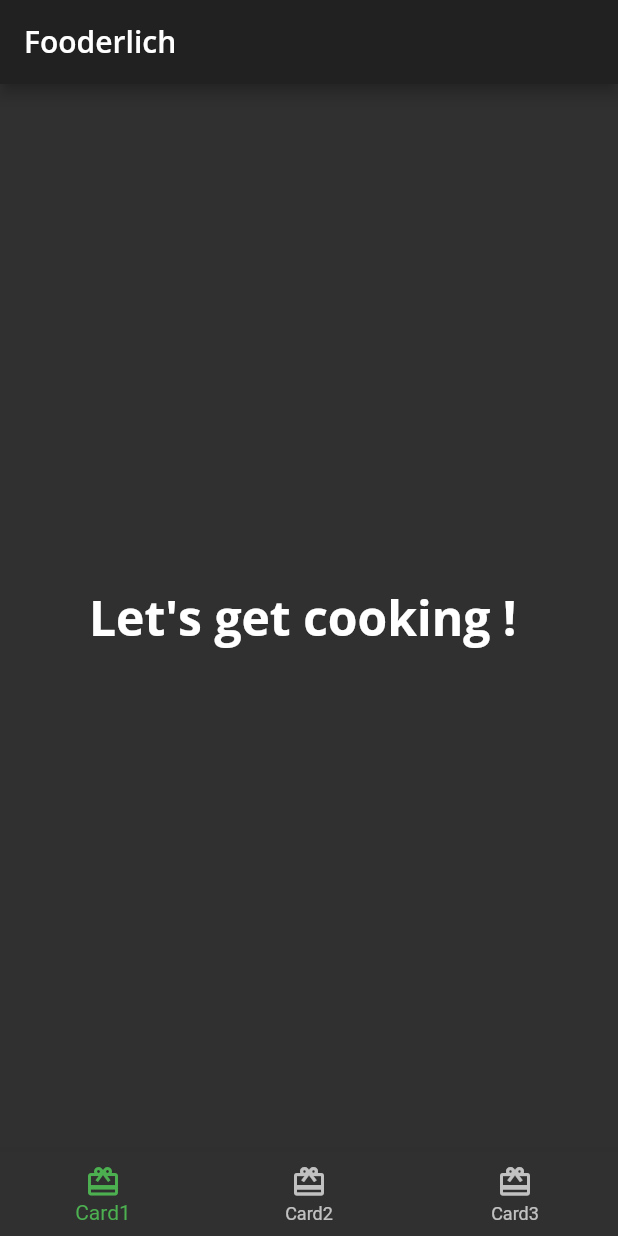
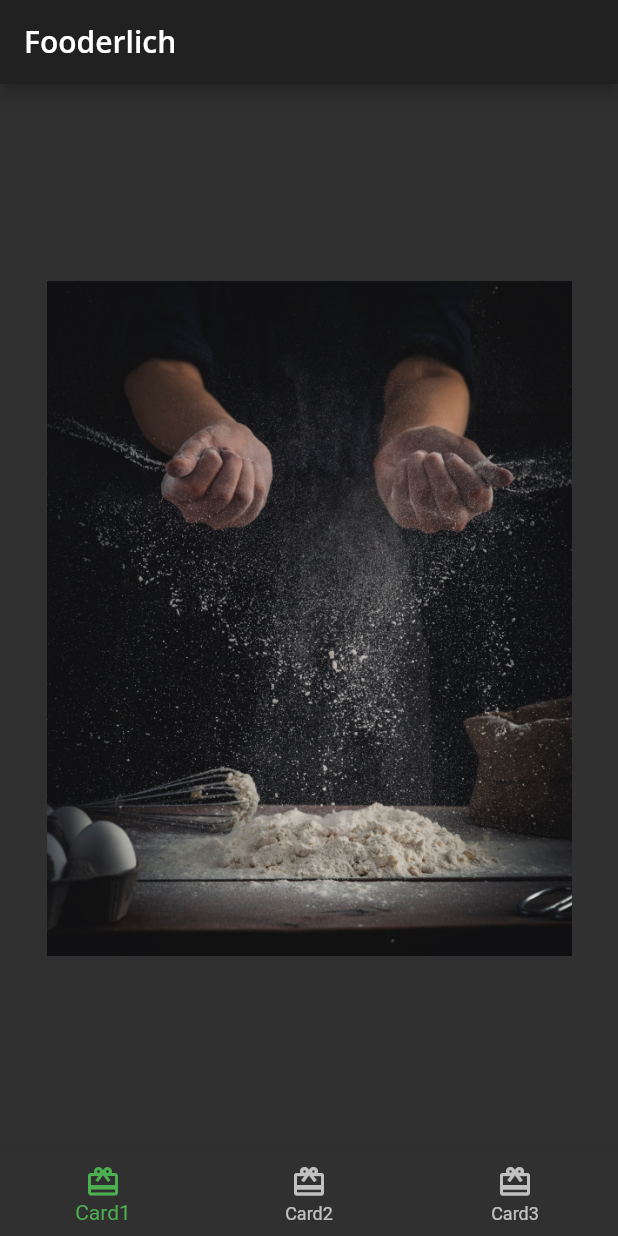
Before and after one commit to szy0syz/flutter-demos, a Flutter app: the screen it shows after launch, on a phone screen of 412 x 824 dp. Run offline on Flutter 3.47's test engine with Material 2 defaults, Android fonts, the light colour scheme and no system bars; our stand-ins replace flutter_icons, flutter_spinkit, flutter_svg, font_awesome_flutter, geolocator, google_fonts and 2 more; accounts and stored records are empty; project files that could hold a hidden picture were left out.

Commit message:
update fooderlich - card1

```diff
--- /dev/null
+++ b/flutter_fooderlich/lib/card1.dart
@@ -0,0 +1,32 @@
+import 'package:flutter/material.dart';
+
+class Card1 extends StatelessWidget {
+  const Card1({Key? key}) : super(key: key);
+
+  // 1
+  final String category = 'Editor\'s Choice';
+  final String title = 'The Art of Dough';
+  final String description = 'Learn to make the perfect bread.';
+  final String chef = 'Ray Wenderlich';
+
+// 2
+  @override
+  Widget build(BuildContext context) {
+    // 3
+    return Center(
+      child: Container(
+        padding: const EdgeInsets.all(16),
+        constraints: const BoxConstraints.expand(
+          width: 350,
+          height: 450,
+        ),
+        decoration: const BoxDecoration(
+          image: DecorationImage(
+            image: AssetImage('assets/mag1.png'),
+            fit: BoxFit.cover,
+          ),
+        ),
+      ),
+    );
+  }
+}
--- a/flutter_fooderlich/lib/home.dart
+++ b/flutter_fooderlich/lib/home.dart
@@ -1,4 +1,5 @@
 import 'package:flutter/material.dart';
+import 'package:fooderlich/card1.dart';
 
 // 1
 class Home extends StatefulWidget {
@@ -13,8 +14,7 @@ class _HomeState extends State<Home> {
 
   // 8
   static List<Widget> pages = <Widget>[
-    // TODO: Replace with Card1
-    Container(color: Colors.red),
+    const Card1(),
     // TODO: Replace with Card2
     Container(color: Colors.green),
     // TODO: Replace with Card3
@@ -38,13 +38,10 @@ class _HomeState extends State<Home> {
           style: Theme.of(context).textTheme.headline6,
         ),
       ),
-      // TODO: Show selected tab
-      body: Center(
-        child: Text('Let\'s get cooking ! ',
-            // 3
-            style: Theme.of(context).textTheme.headline1),
-      ),
+      body: pages[_selectedIndex],
       bottomNavigationBar: BottomNavigationBar(
+        currentIndex: _selectedIndex,
+        onTap: _onItemTapped,
         selectedItemColor: Theme.of(context).textSelectionTheme.selectionColor,
         items: <BottomNavigationBarItem>[
           const BottomNavigationBarItem(
```
